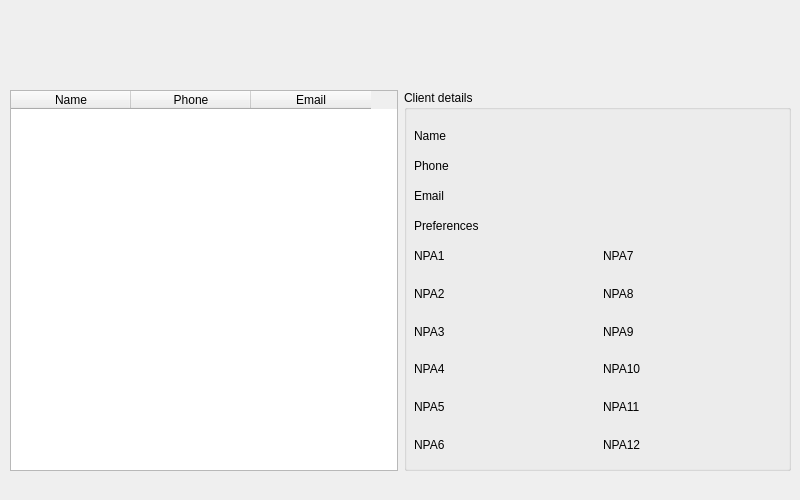
This is manageclient.ui in ColeMacdonald1709/comp3004 as Qt 5 draws it before an edit. The edited form follows.
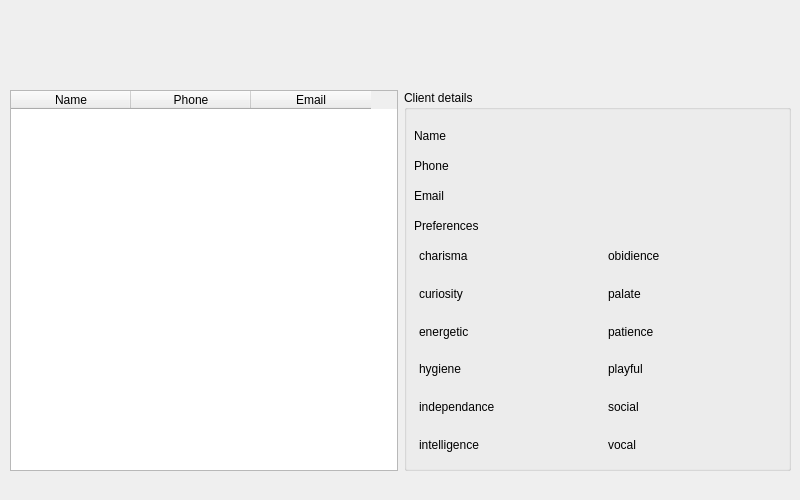
This is the edited form.

Commit message: updated client NPA

```diff
--- a/manageclient.ui
+++ b/manageclient.ui
@@ -232,12 +232,15 @@
        <layout class="QHBoxLayout" name="NPAlayout">
         <item>
          <layout class="QVBoxLayout" name="NPAleftlayout">
+          <property name="leftMargin">
+           <number>5</number>
+          </property>
           <item>
            <layout class="QHBoxLayout" name="NPA1">
             <item>
              <widget class="QLabel" name="NPA1label">
               <property name="text">
-               <string>NPA1</string>
+               <string>charisma</string>
               </property>
              </widget>
             </item>
@@ -255,7 +258,7 @@
             <item>
              <widget class="QLabel" name="NPA2label">
               <property name="text">
-               <string>NPA2</string>
+               <string>curiosity</string>
               </property>
              </widget>
             </item>
@@ -273,7 +276,7 @@
             <item>
              <widget class="QLabel" name="NPA3label">
               <property name="text">
-               <string>NPA3</string>
+               <string>energetic</string>
               </property>
              </widget>
             </item>
@@ -291,7 +294,7 @@
             <item>
              <widget class="QLabel" name="NPA4label">
               <property name="text">
-               <string>NPA4</string>
+               <string>hygiene</string>
               </property>
              </widget>
             </item>
@@ -309,7 +312,7 @@
             <item>
              <widget class="QLabel" name="NPA5label">
               <property name="text">
-               <string>NPA5</string>
+               <string>independance</string>
               </property>
              </widget>
             </item>
@@ -327,7 +330,7 @@
             <item>
              <widget class="QLabel" name="NPA6label">
               <property name="text">
-               <string>NPA6</string>
+               <string>intelligence</string>
               </property>
              </widget>
             </item>
@@ -344,12 +347,15 @@
         </item>
         <item>
          <layout class="QVBoxLayout" name="NPArightlayout">
+          <property name="leftMargin">
+           <number>5</number>
+          </property>
           <item>
            <layout class="QHBoxLayout" name="NPA7">
             <item>
              <widget class="QLabel" name="NPA7label">
               <property name="text">
-               <string>NPA7</string>
+               <string>obidience</string>
               </property>
              </widget>
             </item>
@@ -367,7 +373,7 @@
             <item>
              <widget class="QLabel" name="NPA8label">
               <property name="text">
-               <string>NPA8</string>
+               <string>palate</string>
               </property>
              </widget>
             </item>
@@ -385,7 +391,7 @@
             <item>
              <widget class="QLabel" name="NPA9label">
               <property name="text">
-               <string>NPA9</string>
+               <string>patience</string>
               </property>
              </widget>
             </item>
@@ -403,7 +409,7 @@
             <item>
              <widget class="QLabel" name="NPA10label">
               <property name="text">
-               <string>NPA10</string>
+               <string>playful</string>
               </property>
              </widget>
             </item>
@@ -421,7 +427,7 @@
             <item>
              <widget class="QLabel" name="NPA11label">
               <property name="text">
-               <string>NPA11</string>
+               <string>social</string>
               </property>
              </widget>
             </item>
@@ -439,7 +445,7 @@
             <item>
              <widget class="QLabel" name="NPA12label">
               <property name="text">
-               <string>NPA12</string>
+               <string>vocal</string>
               </property>
              </widget>
             </item>
```
